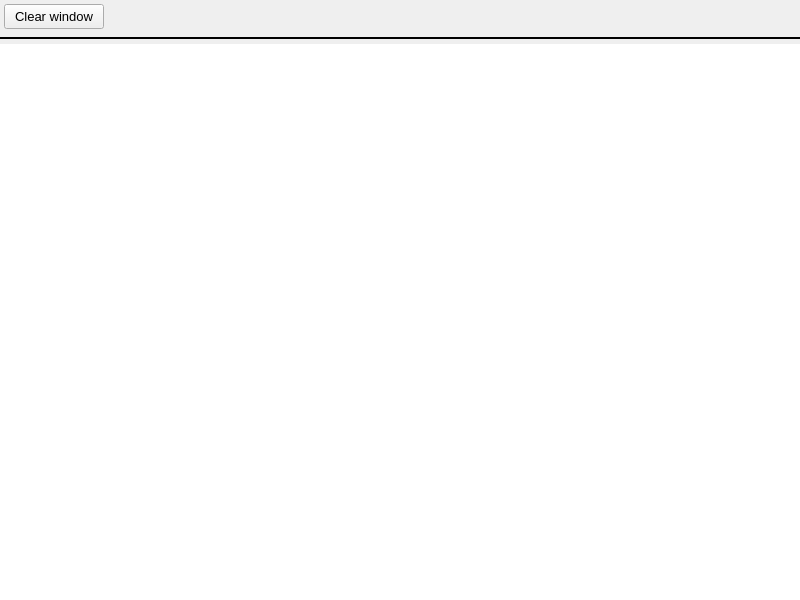
First picture: the form in src_add/widgets/message.ui, repository mworion/MountWizzard4, before the edit.
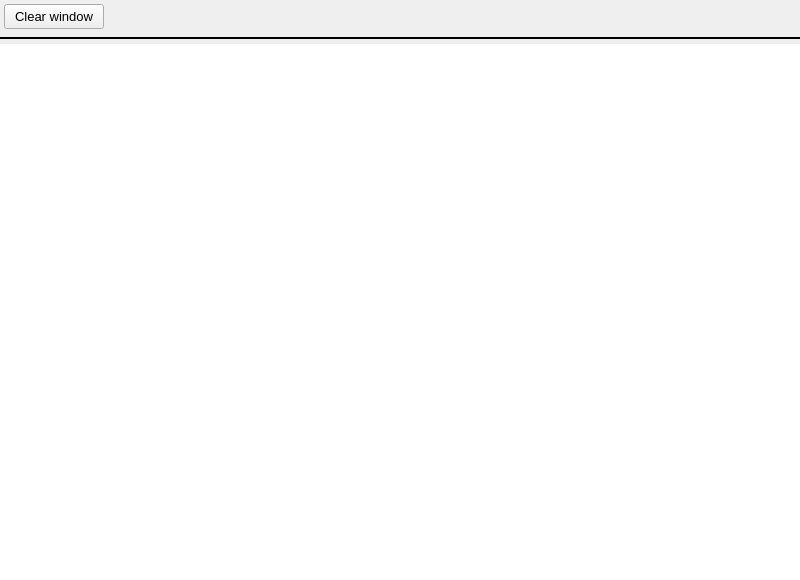
Second picture: the form after the edit.

```diff
--- a/src_add/widgets/message.ui
+++ b/src_add/widgets/message.ui
@@ -7,7 +7,7 @@
     <x>0</x>
     <y>0</y>
     <width>800</width>
-    <height>600</height>
+    <height>580</height>
    </rect>
   </property>
   <property name="sizePolicy">
@@ -18,8 +18,8 @@
   </property>
   <property name="minimumSize">
    <size>
-    <width>0</width>
-    <height>0</height>
+    <width>800</width>
+    <height>580</height>
    </size>
   </property>
   <property name="maximumSize">
```
